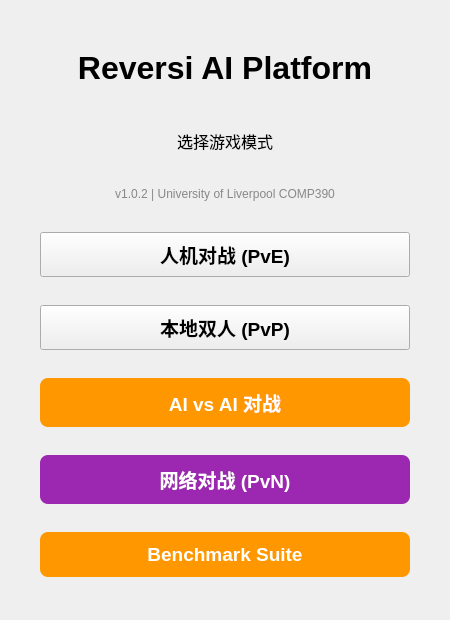
Old version of the form ui/menuwindow.ui in the repository Apoxtq/ReversiAI_Platform.
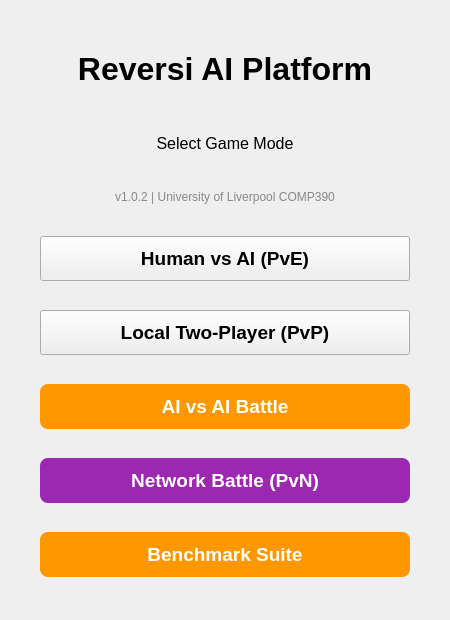
New version of the form. Icons and pictures are not drawn.

Patch:
```diff
--- a/ui/menuwindow.ui
+++ b/ui/menuwindow.ui
@@ -98,7 +98,7 @@
        <set>Qt::AlignCenter</set>
       </property>
     <property name="text">
-     <string>选择游戏模式</string>
+     <string>Select Game Mode</string>
     </property>
    </widget>
     </item>
@@ -149,7 +149,7 @@
        </font>
       </property>
       <property name="text">
-       <string>人机对战 (PvE)</string>
+       <string>Human vs AI (PvE)</string>
       </property>
       <property name="iconSize">
        <size>
@@ -175,7 +175,7 @@
        </font>
       </property>
       <property name="text">
-       <string>本地双人 (PvP)</string>
+       <string>Local Two-Player (PvP)</string>
       </property>
       <property name="iconSize">
        <size>
@@ -201,7 +201,7 @@
        </font>
       </property>
       <property name="text">
-       <string>AI vs AI 对战</string>
+       <string>AI vs AI Battle</string>
       </property>
       <property name="iconSize">
        <size>
@@ -241,7 +241,7 @@
        </font>
       </property>
       <property name="text">
-       <string>网络对战 (PvN)</string>
+       <string>Network Battle (PvN)</string>
       </property>
       <property name="iconSize">
        <size>
```
Left out of the diff: 2 changed lines with no effect on the pictures.
